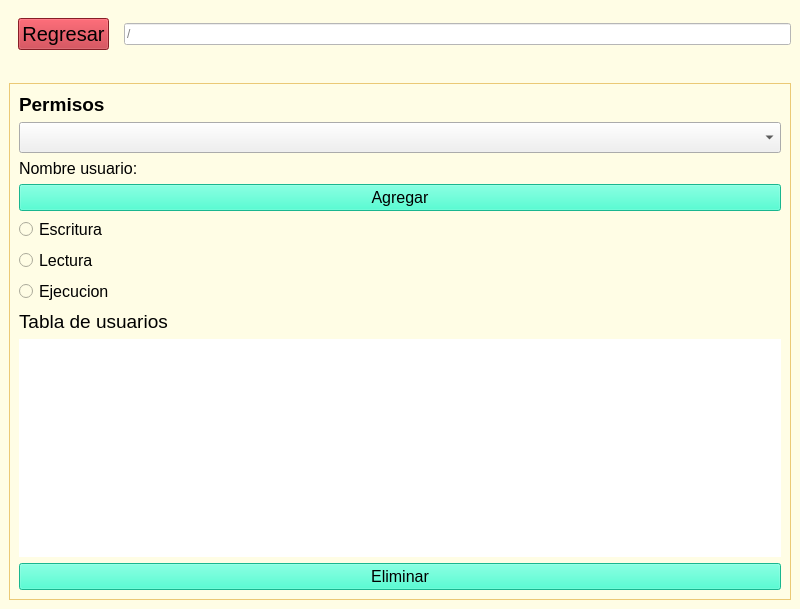
Qt form Proyecto 3/vista/modificar.ui (enajera123/Proyectos-So) before a commit.
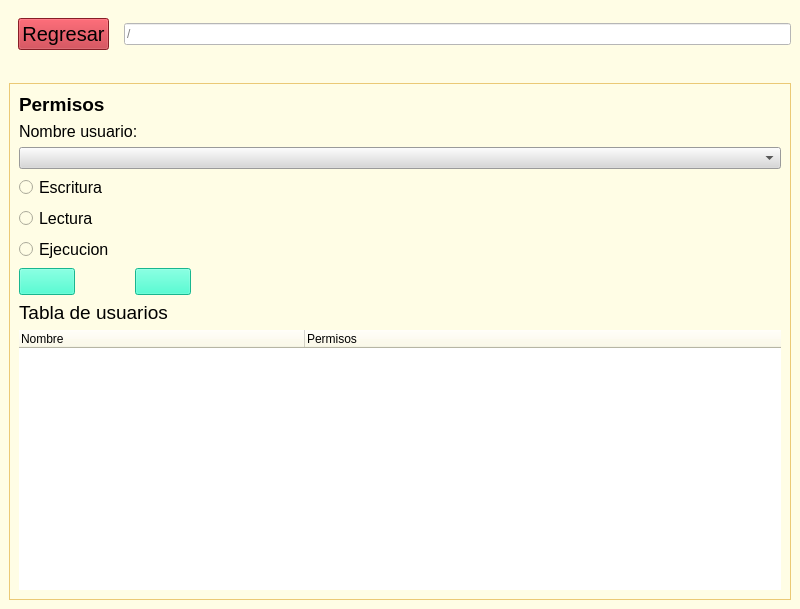
The same form after that commit. Icons and pictures are not drawn.

```diff
--- a/Proyecto 3/vista/modificar.ui
+++ b/Proyecto 3/vista/modificar.ui
@@ -20,9 +20,13 @@
 }
 QFrame{
 	border:none;
-}</string>
+}
+QTreeWidget, QLineEdit{
+	background-color:white;
+}
+</string>
    </property>
-   <layout class="QVBoxLayout" name="verticalLayout" stretch="10">
+   <layout class="QVBoxLayout" name="verticalLayout" stretch="0">
     <property name="leftMargin">
      <number>0</number>
     </property>
@@ -171,64 +175,6 @@
                </property>
               </widget>
              </item>
-             <item>
-              <widget class="QComboBox" name="cbNombreUsuario">
-               <property name="sizePolicy">
-                <sizepolicy hsizetype="Preferred" vsizetype="Preferred">
-                 <horstretch>0</horstretch>
-                 <verstretch>0</verstretch>
-                </sizepolicy>
-               </property>
-               <property name="minimumSize">
-                <size>
-                 <width>0</width>
-                 <height>20</height>
-                </size>
-               </property>
-               <property name="font">
-                <font>
-                 <family>Arial</family>
-                 <pointsize>14</pointsize>
-                </font>
-               </property>
-               <property name="toolTipDuration">
-                <number>-1</number>
-               </property>
-               <property name="layoutDirection">
-                <enum>Qt::LeftToRight</enum>
-               </property>
-               <property name="autoFillBackground">
-                <bool>false</bool>
-               </property>
-               <property name="styleSheet">
-                <string notr="true">background-color:rgb(240, 240, 240);</string>
-               </property>
-               <property name="editable">
-                <bool>false</bool>
-               </property>
-               <property name="currentText">
-                <string/>
-               </property>
-               <property name="currentIndex">
-                <number>-1</number>
-               </property>
-               <property name="maxVisibleItems">
-                <number>10</number>
-               </property>
-               <property name="maxCount">
-                <number>10</number>
-               </property>
-               <property name="insertPolicy">
-                <enum>QComboBox::NoInsert</enum>
-               </property>
-               <property name="sizeAdjustPolicy">
-                <enum>QComboBox::AdjustToContents</enum>
-               </property>
-               <property name="duplicatesEnabled">
-                <bool>false</bool>
-               </property>
-              </widget>
-             </item>
              <item>
               <widget class="QLabel" name="lblNombreUsuario">
                <property name="font">
@@ -249,15 +195,9 @@
               </widget>
              </item>
              <item>
-              <widget class="QPushButton" name="btnAgregarUsuario">
-               <property name="font">
-                <font>
-                 <family>Arial</family>
-                 <pointsize>12</pointsize>
-                </font>
-               </property>
-               <property name="text">
-                <string>Agregar</string>
+              <widget class="QComboBox" name="cbUsuarios">
+               <property name="styleSheet">
+                <string notr="true">background-color:rgb(215, 215, 215);</string>
                </property>
               </widget>
              </item>
@@ -309,6 +249,79 @@
                </property>
               </widget>
              </item>
+             <item>
+              <widget class="QFrame" name="frame">
+               <property name="frameShape">
+                <enum>QFrame::StyledPanel</enum>
+               </property>
+               <property name="frameShadow">
+                <enum>QFrame::Raised</enum>
+               </property>
+               <layout class="QHBoxLayout" name="horizontalLayout_4" stretch="0,0">
+                <property name="spacing">
+                 <number>60</number>
+                </property>
+                <property name="leftMargin">
+                 <number>0</number>
+                </property>
+                <property name="topMargin">
+                 <number>0</number>
+                </property>
+                <property name="rightMargin">
+                 <number>590</number>
+                </property>
+                <property name="bottomMargin">
+                 <number>0</number>
+                </property>
+                <item>
+                 <widget class="QPushButton" name="btnAgregarUsuario">
+                  <property name="font">
+                   <font>
+                    <family>Arial</family>
+                    <pointsize>12</pointsize>
+                   </font>
+                  </property>
+                  <property name="text">
+                   <string/>
+                  </property>
+                  <property name="icon">
+                   <iconset>
+                    <normaloff>../src/img/crear-icon.png</normaloff>../src/img/crear-icon.png</iconset>
+                  </property>
+                  <property name="iconSize">
+                   <size>
+                    <width>30</width>
+                    <height>30</height>
+                   </size>
+                  </property>
+                 </widget>
+                </item>
+                <item>
+                 <widget class="QPushButton" name="btnEliminarUsuario">
+                  <property name="font">
+                   <font>
+                    <family>Arial</family>
+                    <pointsize>12</pointsize>
+                   </font>
+                  </property>
+                  <property name="text">
+                   <string/>
+                  </property>
+                  <property name="icon">
+                   <iconset>
+                    <normaloff>../src/img/eliminar-icon.png</normaloff>../src/img/eliminar-icon.png</iconset>
+                  </property>
+                  <property name="iconSize">
+                   <size>
+                    <width>30</width>
+                    <height>30</height>
+                   </size>
+                  </property>
+                 </widget>
+                </item>
+               </layout>
+              </widget>
+             </item>
              <item>
               <widget class="QLabel" name="lblTituloListView">
                <property name="font">
@@ -329,23 +342,20 @@
               </widget>
              </item>
              <item>
-              <widget class="QListView" name="listPermisosUsuarios">
-               <property name="styleSheet">
-                <string notr="true">background-color:white;</string>
-               </property>
-              </widget>
-             </item>
-             <item>
-              <widget class="QPushButton" name="btnEliminarUsuario">
-               <property name="font">
-                <font>
-                 <family>Arial</family>
-                 <pointsize>12</pointsize>
-                </font>
-               </property>
-               <property name="text">
-                <string>Eliminar</string>
-               </property>
+              <widget class="QTreeWidget" name="arbolPermisos">
+               <attribute name="headerDefaultSectionSize">
+                <number>286</number>
+               </attribute>
+               <column>
+                <property name="text">
+                 <string>Nombre</string>
+                </property>
+               </column>
+               <column>
+                <property name="text">
+                 <string>Permisos</string>
+                </property>
+               </column>
               </widget>
              </item>
             </layout>
```
